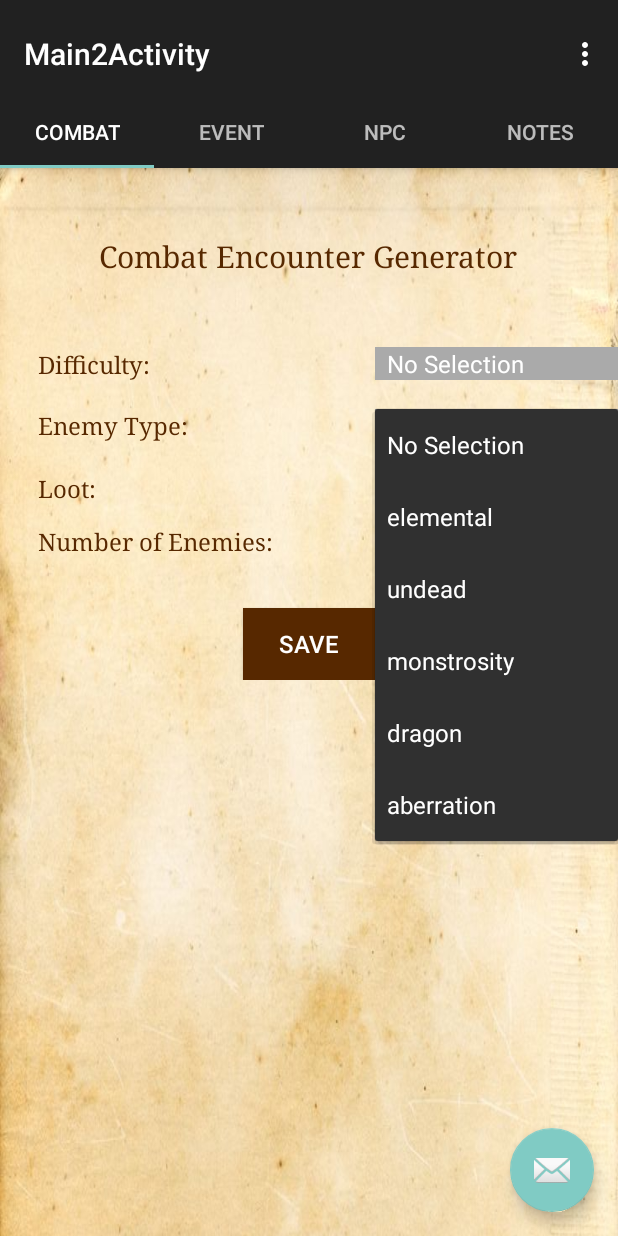
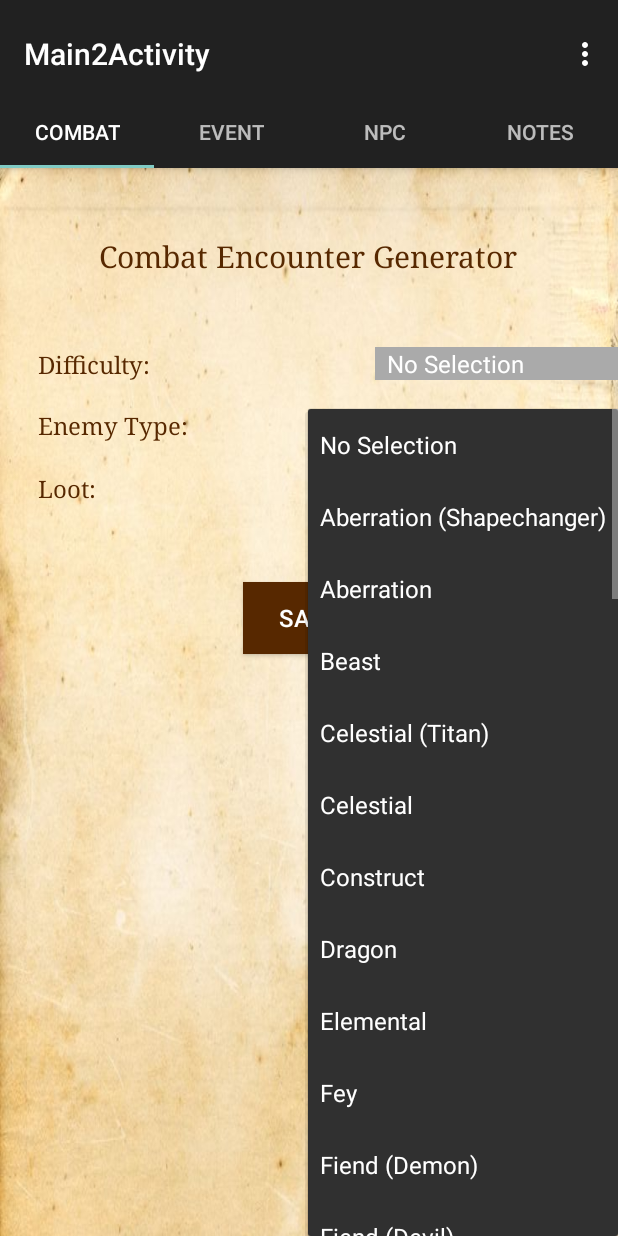
Before and after one commit to dangryan/The-Adventuring-Party-Planner, an Android app: the screen it shows after launch (Main2Activity), after a tap on "No Selection", on a phone screen of 412 x 824 dp. Run offline under Robolectric (Android 15) with nearby library versions, the phone set to English and light mode, and no system bars.

Commit message:
Combat Encounter Generator

```diff
--- a/TheAdventuringPartyPlanner/app/src/main/java/theadventuringparty/theadventuringpartyplanner/Tab1Combat.java
+++ b/TheAdventuringPartyPlanner/app/src/main/java/theadventuringparty/theadventuringpartyplanner/Tab1Combat.java
@@ -37,12 +37,12 @@ public class Tab1Combat extends Fragment{
                 String difficultyChoice = mDifficultySpinner.getSelectedItem().toString();
                 String enemyTypeChoice = mEnemyTypeSpinner.getSelectedItem().toString();
                 String lootChoice = mLootSpinner.getSelectedItem().toString();
-                String enemyNumChoice = mEnemyNumSpinner.getSelectedItem().toString();
+
+                enemyTypeChoice.toLowerCase();
 
                 intent.putExtra("difficultyChoice", difficultyChoice);
                 intent.putExtra("enemyTypeChoice", enemyTypeChoice);
                 intent.putExtra("lootChoice", lootChoice);
-                intent.putExtra("enemyNumChoice", enemyNumChoice);
 
                 startActivity(intent);
             }
--- a/TheAdventuringPartyPlanner/app/src/main/res/layout/combat_encounter_generator.xml
+++ b/TheAdventuringPartyPlanner/app/src/main/res/layout/combat_encounter_generator.xml
@@ -32,14 +32,14 @@
 
             <ScrollView
                 android:layout_width="match_parent"
-                android:layout_height="wrap_content"
+                android:layout_height="500dp"
                 android:layout_alignParentTop="true"
                 android:layout_alignParentLeft="true"
                 android:layout_alignParentStart="true">
 
                 <RelativeLayout
                     android:layout_width="match_parent"
-                    android:layout_height="wrap_content">
+                    android:layout_height="500dp">
 
                     <Spinner
                         android:layout_width="match_parent"
@@ -70,17 +70,6 @@
                     <Spinner
                         android:layout_width="match_parent"
                         android:layout_height="wrap_content"
-                        android:id="@+id/enemyNumSpinner"
-                        android:layout_alignBottom="@+id/enemyNumText"
-                        android:layout_toEndOf="@+id/difficultyText"
-                        android:layout_alignLeft="@+id/lootSpinner"
-                        android:layout_alignStart="@+id/lootSpinner"
-                        android:entries="@array/monsterNumArray"
-                        android:background="@android:color/darker_gray"/>
-
-                    <Spinner
-                        android:layout_width="match_parent"
-                        android:layout_height="wrap_content"
                         android:id="@+id/lootSpinner"
                         android:layout_alignTop="@+id/lootText"
                         android:layout_alignParentRight="true"
@@ -89,21 +78,6 @@
                         android:layout_alignStart="@+id/enemyTypeSpinner"
                         android:entries="@array/monsterLootArray"
                         android:background="@android:color/darker_gray"/>
-
-                    <TextView
-                        android:text="Number of Enemies:"
-                        android:layout_width="wrap_content"
-                        android:layout_height="wrap_content"
-                        android:id="@+id/enemyNumText"
-                        android:fontFamily="serif"
-                        android:textColor="@color/colorPrimaryDark"
-                        android:textSize="16sp"
-                        android:layout_marginTop="14dp"
-                        android:layout_below="@+id/lootText"
-                        android:layout_alignLeft="@+id/enemyTypeText"
-                        android:layout_alignStart="@+id/enemyTypeText"
-                        android:layout_toStartOf="@+id/enemyNumSpinner"
-                        android:layout_toLeftOf="@+id/enemyNumSpinner"/>
 
                     <TextView
                         android:text="Loot:"
@@ -165,13 +139,13 @@
                         android:layout_width="wrap_content"
                         android:layout_height="wrap_content"
                         android:id="@+id/generateButton"
-                        android:layout_below="@+id/enemyNumSpinner"
-                        android:layout_centerHorizontal="true"
-                        android:layout_marginTop="34dp"
+                        android:layout_marginTop="52dp"
                         android:textColor="@android:color/background_light"
                         android:background="@color/colorPrimaryDark"
                         android:textSize="16sp"
-                        android:onClick="combatGenerateClick"/>
+                        android:onClick="combatGenerateClick"
+                        android:layout_below="@+id/lootText"
+                        android:layout_centerHorizontal="true"/>
 
                 </RelativeLayout>
             </ScrollView>
--- a/TheAdventuringPartyPlanner/app/src/main/res/values/arrays.xml
+++ b/TheAdventuringPartyPlanner/app/src/main/res/values/arrays.xml
@@ -2,25 +2,104 @@
 <resources>
     <string-array name="monsterDifficultyArray">
         <item>No Selection</item>
-        <item>Easy</item>
-        <item>Medium</item>
-        <item>Hard</item>
+        <item>0</item>
+        <item>1/8</item>
+        <item>1/4</item>
+        <item>1/2</item>
+        <item>1</item>
+        <item>2</item>
+        <item>3</item>
+        <item>4</item>
+        <item>5</item>
+        <item>6</item>
+        <item>7</item>
+        <item>8</item>
+        <item>9</item>
+        <item>10</item>
+        <item>11</item>
+        <item>12</item>
+        <item>13</item>
+        <item>14</item>
+        <item>15</item>
+        <item>16</item>
+        <item>17</item>
+        <item>18</item>
+        <item>19</item>
+        <item>20</item>
+        <item>21</item>
+        <item>22</item>
+        <item>23</item>
+        <item>24</item>
+        <item>25</item>
+        <item>26</item>
+        <item>27</item>
+        <item>28</item>
+        <item>29</item>
+        <item>30</item>
     </string-array>
 
     <string-array name="monsterTypeArray">
         <item>No Selection</item>
-        <item>elemental</item>
-        <item>undead</item>
-        <item>monstrosity</item>
-        <item>dragon</item>
-        <item>aberration</item>
+        <item>Aberration (Shapechanger)</item>
+        <item>Aberration</item>
+        <item>Beast</item>
+        <item>Celestial (Titan)</item>
+        <item>Celestial</item>
+        <item>Construct</item>
+        <item>Dragon</item>
+        <item>Elemental</item>
+        <item>Fey</item>
+        <item>Fiend (Demon)</item>
+        <item>Fiend (Devil)</item>
+        <item>Fiend (Shapechanger)</item>
+        <item>Fiend (Yugoloth)</item>
+        <item>Fiend</item>
+        <item>Giant</item>
+        <item>Humanoid (Aarakocra)</item>
+        <item>Humanoid (Any race)</item>
+        <item>Humanoid (Bullywug)</item>
+        <item>Humanoid (Dwarf)</item>
+        <item>Humanoid (Elf)</item>
+        <item>Humanoid (Gith)</item>
+        <item>Humanoid (Gnoll)</item>
+        <item>Humanoid (Gnome)</item>
+        <item>Humanoid (Goblinoid)</item>
+        <item>Humanoid (Grimlock)</item>
+        <item>Humanoid (Human)</item>
+        <item>Humanoid (Human, Shapechanger)</item>
+        <item>Humanoid (Kenku)</item>
+        <item>Humanoid (Kobold)</item>
+        <item>Humanoid (Kuo-toa)</item>
+        <item>Humanoid (Lizardfolk)</item>
+        <item>Humanoid (Merfolk)</item>
+        <item>Humanoid (Orc)</item>
+        <item>Humanoid (Quaggoth)</item>
+        <item>Humanoid (Sahuagin)</item>
+        <item>Humanoid (Shapechanger)</item>
+        <item>Humanoid (Thri-kreen)</item>
+        <item>Humanoid (Troglodyte)</item>
+        <item>Humanoid (Yuan-Ti)</item>
+        <item>Monstrosity (Shapechanger)</item>
+        <item></item>
+        <item>Monstrosity (Shapechanger, Yuan-Ti)</item>
+        <item>Monstrosity (Titan)</item>
+        <item>Monstrosity</item>
+        <item>Ooze</item>
+        <item>Plant</item>
+        <item>Swarm of Tiny beasts</item>
+        <item>Undead (Shapechanger)</item>
+        <item>Undead</item>
     </string-array>
 
     <string-array name="monsterLootArray">
         <item>No Selection</item>
-        <item>Low</item>
-        <item>Medium</item>
-        <item>High</item>
+        <item>Common</item>
+        <item>Uncommon</item>
+        <item>Rare</item>
+        <item>Very Rare</item>
+        <item>Heroic</item>
+        <item>Legendary</item>
+        <item>Artifact</item>
     </string-array>
 
     <string-array name="monsterNumArray">
```
Also changed, not shown: TheAdventuringPartyPlanner/app/src/main/java/theadventuringparty/theadventuringpartyplanner/combat_display.java (+103 -74 lines), TheAdventuringPartyPlanner/app/src/main/java/theadventuringparty/theadventuringpartyplanner/combat_encounter_generator.java (+17 -7 lines), TheAdventuringPartyPlanner/app/src/main/res/layout/combat_display.xml (+25 -2 lines), TheAdventuringPartyPlanner/app/src/main/res/layout/monster_layout.xml (added, +371 -0 lines).
